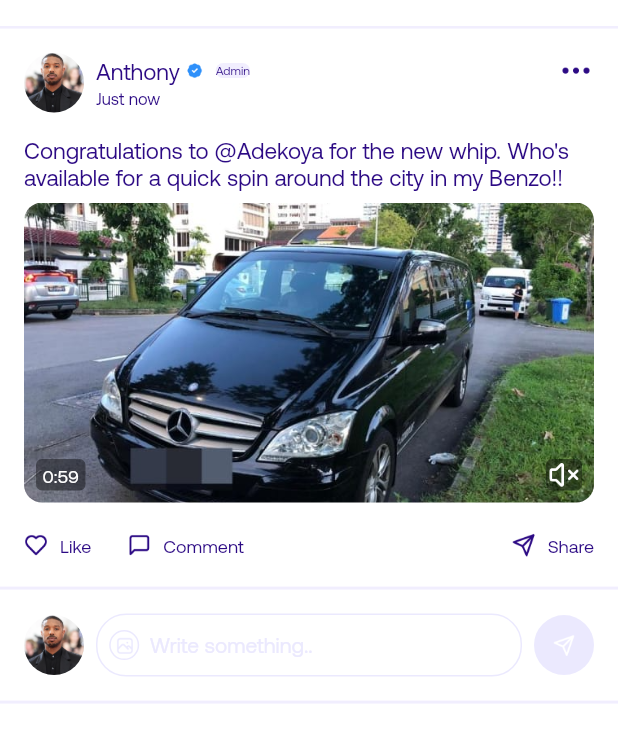
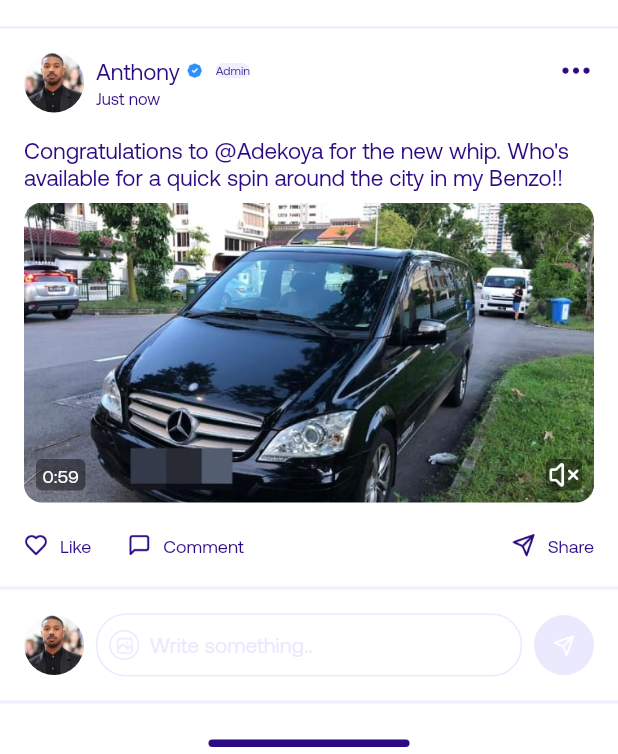
Before and after one commit to obialohenry/assessment_app, a Flutter app: the screen it shows after launch, after a tap on "Continue with Apple ID", on a phone screen of 412 x 824 dp, the part 482-1236 px from its top. Run offline on Flutter 3.47's test engine with Material 3 defaults, Android fonts, the phone set to English and light mode, and no system bars.

Commit message:
refactor: Community feed screen

```diff
--- a/lib/view/screens/feed_screen.dart
+++ b/lib/view/screens/feed_screen.dart
@@ -272,6 +272,15 @@ class _CommunityFeedScreenState extends State<CommunityFeedScreen> {
                             ),
                             Gap(AppSpacing.lg),
                             DividerWidget(height: 2, color: AppColors.kViolet10),
+                            Gap(AppSpacing.xl),
+                            Container(
+                              height: 5,
+                              width: 134,
+                              decoration: BoxDecoration(
+                                color: AppColors.kIndigoViolet,
+                                borderRadius: BorderRadius.circular(100),
+                              ),
+                            )
                           ],
                         ),
 
```
